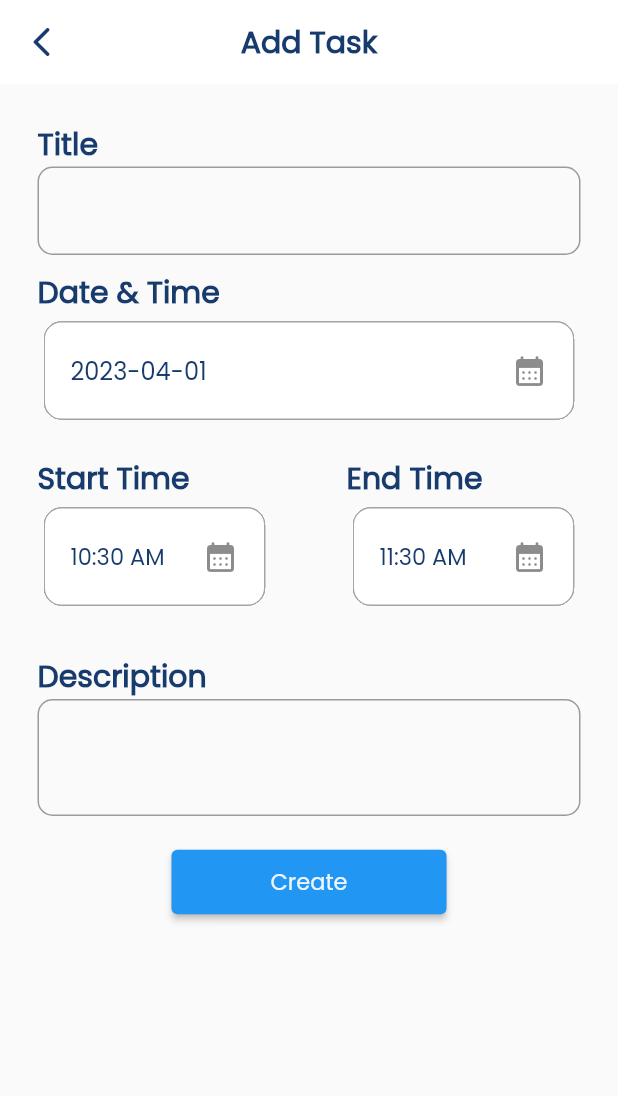
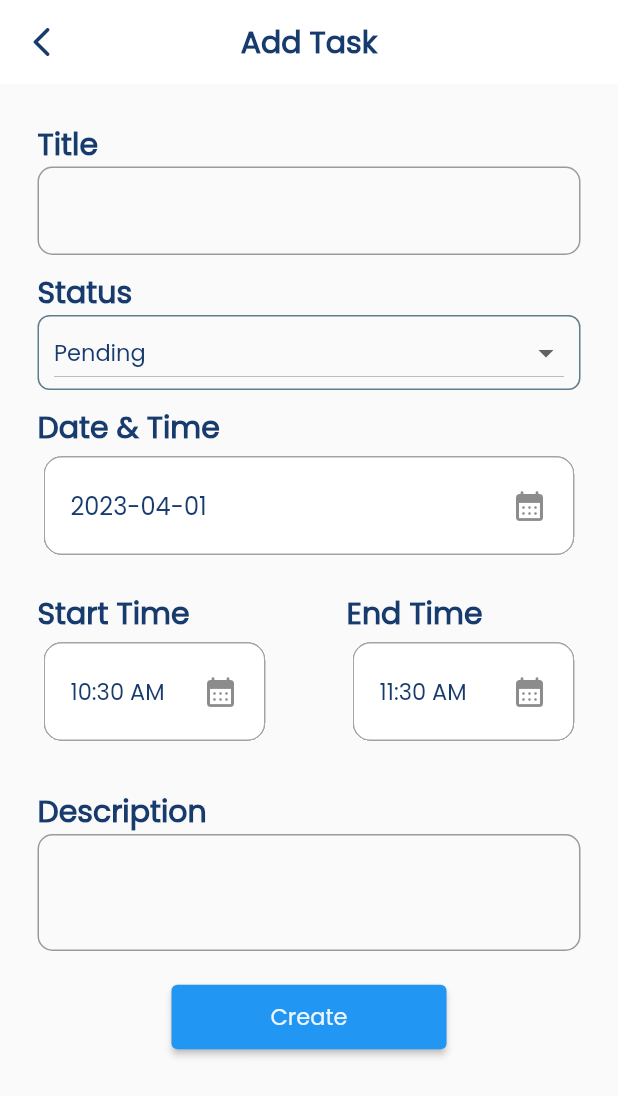
Before and after one commit to AzracStudios/flutter-todo, a Flutter app: the Home screen opened directly, after a tap on the "add" icon, on a phone screen of 412 x 824 dp. Shown: the top 1096 px of the screen. Run offline on Flutter 3.47's test engine with Material 2 defaults, Android fonts, the light colour scheme and no system bars; our stand-ins replace google_fonts, sqflite; accounts and stored records are empty.

Commit message:
Add status

```diff
--- a/lib/models/task.dart
+++ b/lib/models/task.dart
@@ -5,9 +5,10 @@ class Task {
   String date;
   String startTime;
   String endTime;
+  String status;
 
   Task(this._id, this._title, this._description, this.date, this.startTime,
-      this.endTime);
+      this.endTime, this.status);
 
   int? get id => _id;
   String get title => _title;
@@ -28,12 +29,13 @@ class Task {
       "description": _description,
       "date": date,
       "start_time": startTime,
-      "end_time": endTime
+      "end_time": endTime,
+      "status": status
     };
   }
 
   static Task fromMapObject(Map<String, dynamic> map) {
     return Task(map["id"], map["title"], map["description"], map["date"],
-        map["start_time"], map["end_time"]);
+        map["start_time"], map["end_time"], map["status"] ?? "Pending");
   }
 }
--- a/lib/pages/home/home.dart
+++ b/lib/pages/home/home.dart
@@ -112,7 +112,6 @@ class _HomeState extends State<Home> {
                   if (snapshot.hasData) {
                     for (var i = 0; i < snapshot.data!.length; i++) {
                       taskCards.add(TaskCard(
-                        taskIndex: i,
                         updateTaskList: updateTaskList,
                         task: snapshot.data![i],
                       ));
--- a/lib/pages/home/task_card.dart
+++ b/lib/pages/home/task_card.dart
@@ -6,14 +6,9 @@ import '../../shared/custom_text.dart';
 import '../../utils/navigation_helper.dart';
 
 class TaskCard extends StatelessWidget {
-  const TaskCard(
-      {super.key,
-      required this.task,
-      required this.taskIndex,
-      required this.updateTaskList});
+  const TaskCard({super.key, required this.task, required this.updateTaskList});
 
   final Task task;
-  final int taskIndex; // List<Task> => IDX: 0, 1, 2....  ID: 1, 2, 4, 5....
   String get taskTitle => task.title;
   String get taskTime => '${task.startTime} - ${task.endTime}';
 
@@ -40,7 +35,7 @@ class TaskCard extends StatelessWidget {
           clipBehavior: Clip.hardEdge,
           child: InkWell(
             splashColor: const Color.fromARGB(255, 30, 94, 146).withAlpha(30),
-            onTap: () => navigateToTaskPage(taskIndex, context, updateTaskList),
+            onTap: () => navigateToTaskPage(task.id, context, updateTaskList),
             child: Column(
               mainAxisSize: MainAxisSize.min,
               children: [
@@ -55,12 +50,22 @@ class TaskCard extends StatelessWidget {
                       weight: FontWeight.w500,
                       color: const Color.fromARGB(255, 24, 59, 109),
                     ),
-                    subtitle: CustomText(
-                      text:
-                          'ID on database: ${task.id.toString()} | Index on UI: $taskIndex',
-                      size: 12,
-                      weight: FontWeight.w400,
-                      color: const Color.fromARGB(255, 118, 148, 190),
+                    subtitle: Column(
+                      crossAxisAlignment: CrossAxisAlignment.start,
+                      children: [
+                        CustomText(
+                          text: taskTime,
+                          size: 12,
+                          weight: FontWeight.w400,
+                          color: const Color.fromARGB(255, 118, 148, 190),
+                        ),
+                        CustomText(
+                          text: task.status,
+                          size: 12,
+                          weight: FontWeight.w400,
+                          color: const Color.fromARGB(255, 118, 148, 190),
+                        )
+                      ],
                     ),
                     trailing: const Icon(Icons.arrow_forward_ios_rounded,
                         color: Color.fromARGB(255, 130, 197, 236)))
--- a/lib/pages/task/task_details.dart
+++ b/lib/pages/task/task_details.dart
@@ -29,9 +29,15 @@ class _TaskDetailsState extends State<TaskDetails> {
   TextEditingController titleCtrl = TextEditingController();
   TextEditingController descCtrl = TextEditingController();
 
-  StreamController<String?> titleErrorStream = StreamController();
-  StreamController<String?> descErrorStream = StreamController();
-  StreamController<String?> timeErrorStream = StreamController();
+  StreamController<String?> titleErrorStream =
+      StreamController<String?>.broadcast();
+  StreamController<String?> descErrorStream =
+      StreamController<String?>.broadcast();
+  StreamController<String?> timeErrorStream =
+      StreamController<String?>.broadcast();
+
+  StreamController<String?> statusStream =
+      StreamController<String?>.broadcast();
 
   String formError = "";
 
@@ -39,7 +45,8 @@ class _TaskDetailsState extends State<TaskDetails> {
   String actionTitle = '';
   String appBarTitle = '';
 
-  Task task = Task(null, '', '', '', '', '');
+  Task task = Task(null, '', '', '', '', '', '');
+  String statusVal = "Pending";
 
   void selectDate() {
     showDatePicker(
@@ -80,6 +87,7 @@ class _TaskDetailsState extends State<TaskDetails> {
       task.date = dateTimeToString(selectedDate);
       task.startTime = timeOfDayToString(startTime, context);
       task.endTime = timeOfDayToString(endTime, context);
+      task.status = statusVal;
 
       final Future<Database> dbFuture = databaseHelper.initializeDatabase();
       dbFuture.then((db) {
@@ -97,23 +105,28 @@ class _TaskDetailsState extends State<TaskDetails> {
   @override
   Widget build(BuildContext context) {
     return FutureBuilder(
-        future: databaseHelper.getTaskList(),
+        future: widget.id != null
+            ? databaseHelper.getTaskWithId(widget.id!)
+            : Future(
+                () => Task(null, '', '', '', '', '', 'Pending'),
+              ),
         builder: (context, snapshot) {
+          task = snapshot.hasData ? snapshot.data! : task;
           if (snapshot.connectionState == ConnectionState.done) {
-            if (widget.id != null) {
-              task = snapshot.data![widget
-                  .id!]; // List<Task> => IDX: 0, 1, 2....  ID: 1, 2, 4, 5....
-            }
-
             titleCtrl.text = task.title;
             descCtrl.text = task.description;
             selectedDate = stringToDateTime(task.date);
             startTime = stringToTimeOfDay(task.startTime);
             endTime = stringToTimeOfDay(task.endTime);
+            statusVal = task.status;
+
+            statusStream.add(task.status);
+
             if (startTime == endTime) {
               endTime =
                   TimeOfDay(hour: startTime.hour + 1, minute: startTime.minute);
             }
+
             actionTitle = widget.id != null ? "Update" : "Create";
             appBarTitle = widget.id != null ? "Update Task" : "Add Task";
 
@@ -169,6 +182,60 @@ class _TaskDetailsState extends State<TaskDetails> {
 
                       const SizedBox(height: 10),
 
+                      Column(
+                        crossAxisAlignment: CrossAxisAlignment.start,
+                        children: [
+                          CustomText(
+                            text: "Status",
+                            size: 20,
+                            weight: FontWeight.w600,
+                            color: const Color.fromARGB(255, 24, 59, 109),
+                          ),
+                          Container(
+                            padding:
+                                const EdgeInsets.symmetric(horizontal: 10.0),
+                            decoration: BoxDecoration(
+                                border: Border.all(
+                                    color: Colors.blueGrey,
+                                    width: 1,
+                                    style: BorderStyle.solid),
+                                borderRadius: BorderRadius.circular(8)),
+                            child: StreamBuilder<String?>(
+                                stream: statusStream.stream,
+                                builder: (context, snapshot) {
+                                  return DropdownButton(
+                                    value: snapshot.data ?? statusVal,
+                                    onChanged: (_) {
+                                      statusStream.add(_);
+                                      statusVal = _!;
+                                    },
+                                    isExpanded: true,
+                                    borderRadius: BorderRadius.circular(5.0),
+                                    items: <String>[
+                                      'Pending',
+                                      'In Progress',
+                                      'Done',
+                                    ].map<DropdownMenuItem<String>>(
+                                        (String value) {
+                                      return DropdownMenuItem<String>(
+                                        value: value,
+                                        child: CustomText(
+                                          text: value,
+                                          size: 15,
+                                          weight: FontWeight.w400,
+                                          color: const Color.fromARGB(
+                                              255, 24, 59, 109),
+                                        ),
+                                      );
+                                    }).toList(),
+                                  );
+                                }),
+                          )
+                        ],
+                      ),
+                      const SizedBox(
+                        height: 10,
+                      ),
                       // DATE AND TIME
                       Column(
                         crossAxisAlignment: CrossAxisAlignment.start,
@@ -266,7 +333,7 @@ class _TaskDetailsState extends State<TaskDetails> {
                       // CREATE
                       Center(
                         child: ElevatedButton(
-                          onPressed: () => handleUpdateOrCreate(),
+                          onPressed: handleUpdateOrCreate,
                           child: Padding(
                             padding: const EdgeInsets.fromLTRB(
                                 50.0, 10.0, 50.0, 10.0),
@@ -280,14 +347,12 @@ class _TaskDetailsState extends State<TaskDetails> {
                         ),
                       ),
 
-                      // MARK DONE
-                      // CREATE
+                      // DELETE
                       actionTitle == "Update"
                           ? Center(
                               child: ElevatedButton(
                                 style: ElevatedButton.styleFrom(
-                                  backgroundColor: Colors.green,
-                                ),
+                                    backgroundColor: Colors.red),
                                 onPressed: () {
                                   databaseHelper.deleteTask(task);
                                   widget.updateTaskList.add(true);
@@ -295,9 +360,9 @@ class _TaskDetailsState extends State<TaskDetails> {
                                 },
                                 child: Padding(
                                   padding: const EdgeInsets.fromLTRB(
-                                      40.0, 10.0, 40.0, 10.0),
+                                      55.0, 10.0, 55.0, 10.0),
                                   child: CustomText(
-                                    text: "Mark Done",
+                                    text: "Delete",
                                     size: 15,
                                     weight: FontWeight.w400,
                                     color: const Color.fromARGB(
@@ -306,10 +371,8 @@ class _TaskDetailsState extends State<TaskDetails> {
                                 ),
                               ),
                             )
-                          : const Center(
-                              child: SizedBox(
-                                height: 30,
-                              ),
+                          : const SizedBox(
+                              height: 20,
                             ),
                     ],
                   ),
--- a/lib/utils/database_helper.dart
+++ b/lib/utils/database_helper.dart
@@ -15,6 +15,7 @@ class DatabaseHelper {
   String colDate = "date";
   String colStartTime = "start_time";
   String colEndTime = "end_time";
+  String colStatus = "status";
 
   DatabaseHelper._createInstance();
 
@@ -32,20 +33,25 @@ class DatabaseHelper {
     Directory dir = await getApplicationDocumentsDirectory();
     String path = "${dir.path}todo.db";
 
-    // MissingPluginException (MissingPluginException(No implementation found for method openDatabase on channel com.tekartik.sqflite))
     var todoDB = await openDatabase(path, version: 1, onCreate: _createDB);
     return todoDB;
   }
 
   void _createDB(Database db, int newVersion) async {
     await db.execute(
-        'create table $taskTable($colId integer primary key autoincrement, $colTitle text, $colDescription text, $colDate text, $colStartTime text, $colEndTime text)');
+        'create table $taskTable($colId integer primary key autoincrement, $colTitle text, $colDescription text, $colDate text, $colStartTime text, $colEndTime text, $colStatus text)');
   }
 
   Future<List<Map<String, dynamic>>> getTasks() async {
     Database db = await database;
     var res = await db.query(taskTable);
     return res;
+  }
+
+  Future<Task> getTaskWithId(int id) async {
+    Database db = await database;
+    var res = await db.query(taskTable, where: '$colId=?', whereArgs: [id]);
+    return Task.fromMapObject(res[0]);
   }
 
   Future<int> insertTask(Task task) async {
```
